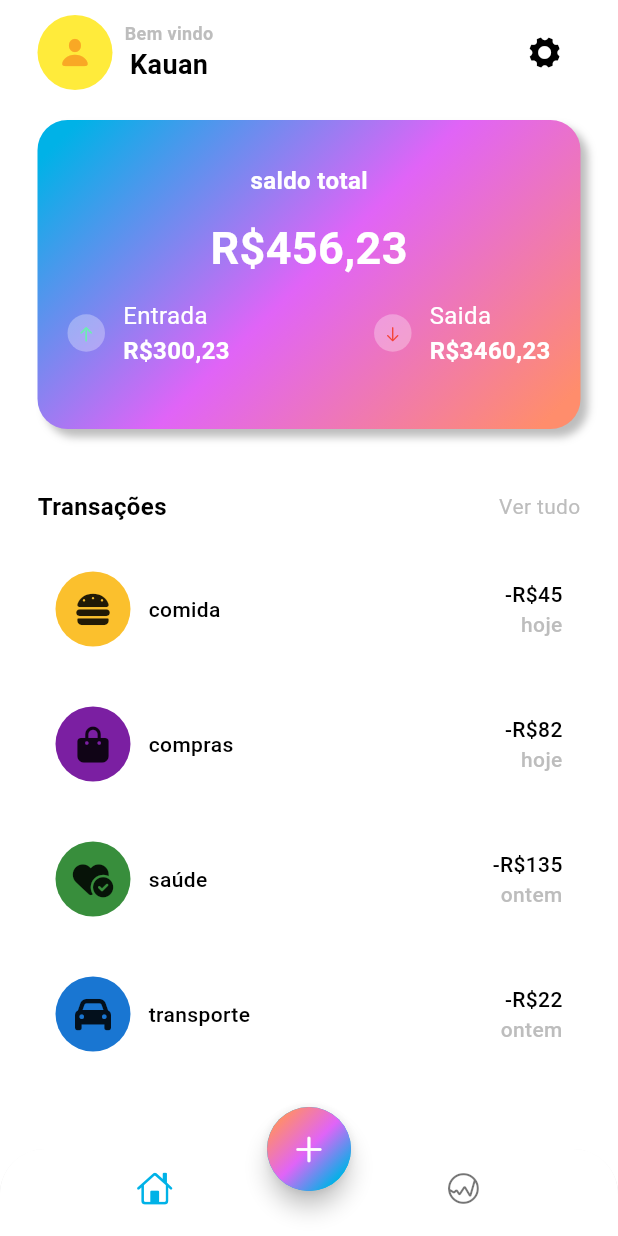
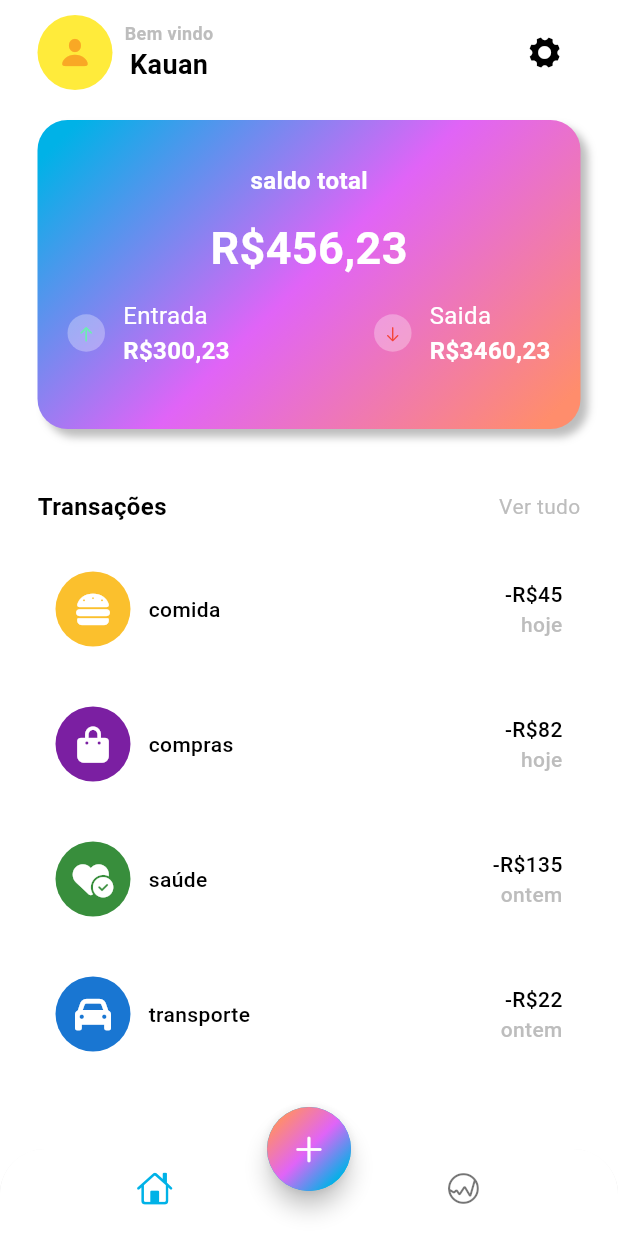
Before and after one commit to kauanBestel/Expenses_Tracker, a Flutter app: the screen it shows after launch, on a phone screen of 412 x 824 dp. Run offline on Flutter 3.47's test engine with Material 3 defaults, Android fonts, the phone set to English and light mode, and no system bars; our stand-ins replace font_awesome_flutter.

Commit message:
commit 6

```diff
--- a/lib/data/data.dart
+++ b/lib/data/data.dart
@@ -4,28 +4,28 @@ import 'package:font_awesome_flutter/font_awesome_flutter.dart';
 
 List<Map<String, dynamic>> TransactionsData = [
   {
-    'icon': const FaIcon(FontAwesomeIcons.burger),
+    'icon': const FaIcon(FontAwesomeIcons.burger, color: Colors.white,),
     'color': Colors.yellow[700],
     'name': 'comida',
     'totalAmount': '-R\$45',
     'date': 'hoje'
   },
   {
-    'icon': const FaIcon(FontAwesomeIcons.bagShopping),
+    'icon': const FaIcon(FontAwesomeIcons.bagShopping,color: Colors.white,),
     'color': Colors.purple[700],
     'name': 'compras',
     'totalAmount': '-R\$82',
     'date': 'hoje'
   },
   {
-    'icon': const FaIcon(FontAwesomeIcons.heartCircleCheck),
+    'icon': const FaIcon(FontAwesomeIcons.heartCircleCheck,color: Colors.white,),
     'color': Colors.green[700],
     'name': 'saúde',
     'totalAmount': '-R\$135',
     'date': 'ontem'
   },
   {
-    'icon': const FaIcon(FontAwesomeIcons.car),
+    'icon': const FaIcon(FontAwesomeIcons.car,color: Colors.white,),
     'color': Colors.blue[700],
     'name': 'transporte',
     'totalAmount': '-R\$22',
--- a/lib/screens/home/views/home_screen.dart
+++ b/lib/screens/home/views/home_screen.dart
@@ -1,11 +1,26 @@
 import 'dart:math';
 
 import 'package:expenses_tracker/screens/home/views/main_screens.dart';
+import 'package:expenses_tracker/stats/stats.dart';
 import 'package:flutter/cupertino.dart';
 import 'package:flutter/material.dart';
 
-class HomeScreen extends StatelessWidget {
+class HomeScreen extends StatefulWidget {
   const HomeScreen({super.key});
+
+  @override
+  State<HomeScreen> createState() => _HomeScreenState();
+}
+
+class _HomeScreenState extends State<HomeScreen> {
+
+  var widgetList = [
+    MainScreen(),
+    StatScreen(),
+  ];
+
+  int index = 0;
+
 
   @override
   Widget build(BuildContext context) {
@@ -16,6 +31,11 @@ class HomeScreen extends StatelessWidget {
           top: Radius.circular(30),
         ),
         child: BottomNavigationBar(
+          onTap: (value){
+            setState(() {
+              index = value;
+            });
+          },
           backgroundColor: Colors.white,
           showSelectedLabels: false,
           showUnselectedLabels: false,
@@ -51,7 +71,9 @@ class HomeScreen extends StatelessWidget {
           child: const Icon(CupertinoIcons.add),
         ),
       ),
-      body: MainScreen(),
+      body: index == 0
+      ? MainScreen()
+      : StatScreen()
     );
   }
 }
--- /dev/null
+++ b/lib/stats/stats.dart
@@ -0,0 +1,14 @@
+import 'package:flutter/material.dart';
+
+class StatScreen extends StatelessWidget{
+  const StatScreen ({super.key});
+
+
+@override
+
+Widget build(BuildContext context){
+  return const Placeholder();
+
+}
+
+}
```
